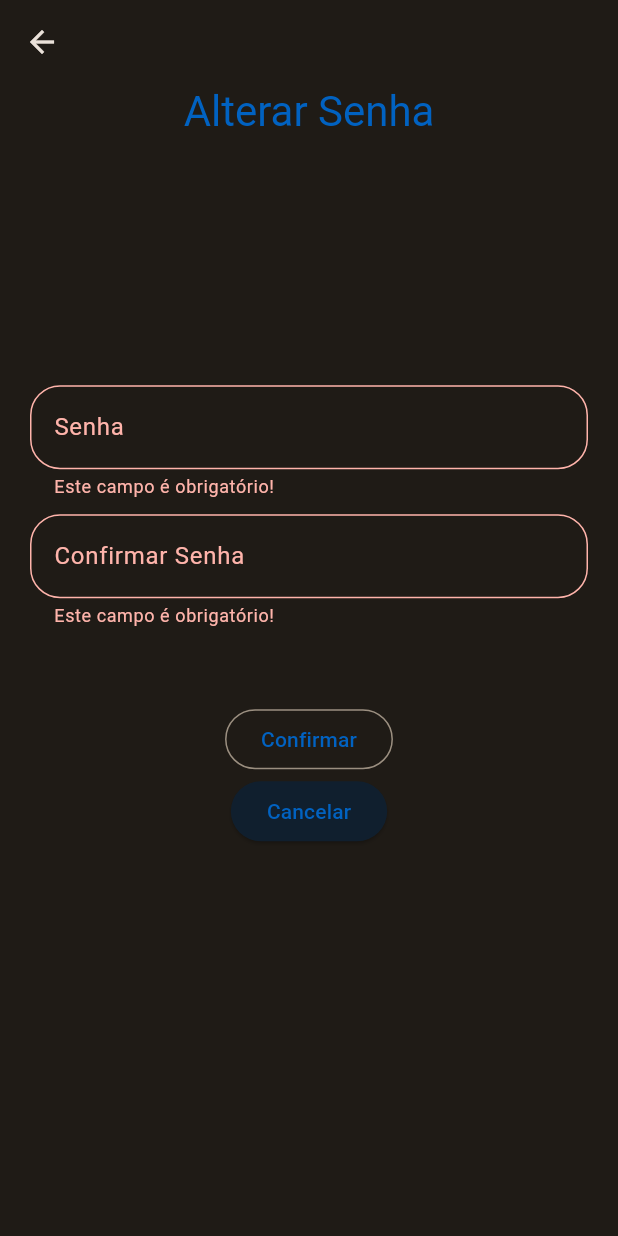
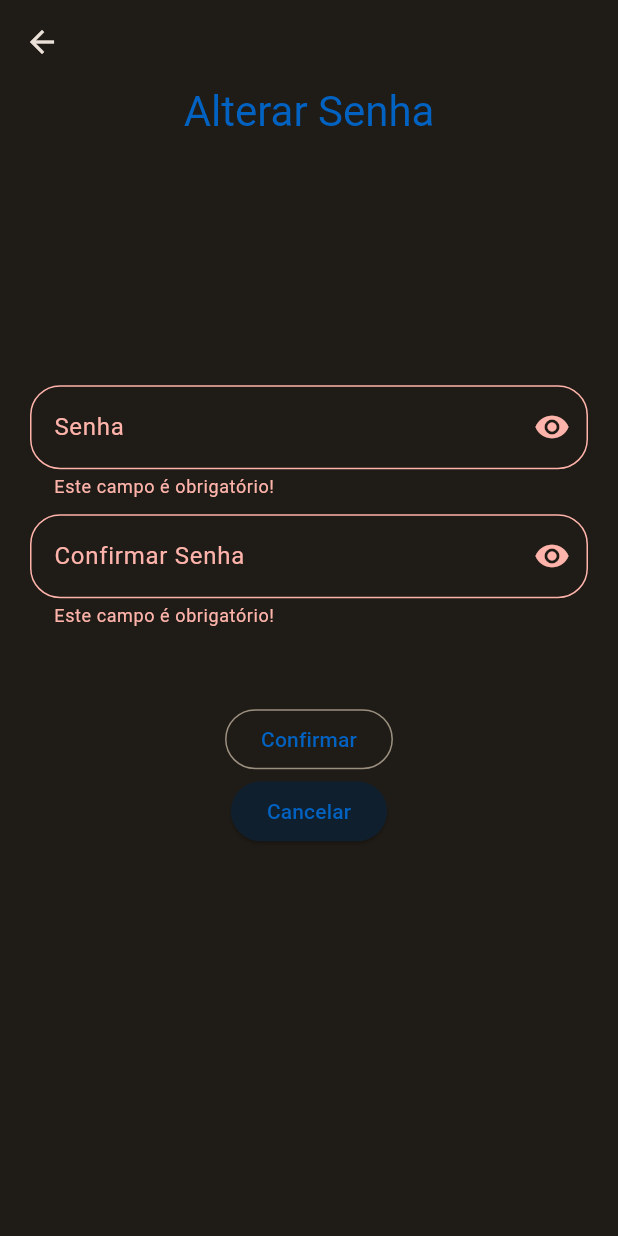
Before and after one commit to KallewMachado/control-data-front, a Flutter app: the ChangePasswordPage screen opened by its route, after a tap on "Confirmar", on a phone screen of 412 x 824 dp. Run offline on Flutter 3.47's test engine with Material 2 defaults, Android fonts, the phone set to English and light mode, and no system bars; our stand-ins replace brasil_fields, connectivity_plus, flutter_dotenv, flutter_mobx, flutter_modular, hive_flutter and 3 more; accounts and stored records are empty; generated files the repository leaves out were written again.

Commit message:
feat: fix controlers

```diff
--- a/lib/app/modules/users/views/change/change_password_page.dart
+++ b/lib/app/modules/users/views/change/change_password_page.dart
@@ -1,4 +1,5 @@
 import 'package:flutter/material.dart';
+import 'package:flutter_mobx/flutter_mobx.dart';
 import 'package:flutter_modular/flutter_modular.dart';
 import 'package:supabase_flutter/supabase_flutter.dart';
 
@@ -18,8 +19,8 @@ class _ChangePasswordPageState extends State<ChangePasswordPage> {
   final _userStore = Modular.get<UsersStore>();
   final _formKey = GlobalKey<FormState>();
 
-  final _password = TextEditingController();
-  final _confirmPassword = TextEditingController();
+  final _passwordController = TextEditingController();
+  final _confirmPasswordController = TextEditingController();
 
   final isRequiredField = 'Este campo é obrigatório!';
 
@@ -30,8 +31,11 @@ class _ChangePasswordPageState extends State<ChangePasswordPage> {
 
   @override
   void dispose() {
-    _password.dispose();
-    _confirmPassword.dispose();
+    _passwordController.dispose();
+    _confirmPasswordController.dispose();
+
+    _userStore.obscurePassword = true;
+    _userStore.obscureConfirmPassword = true;
     super.dispose();
   }
 
@@ -45,7 +49,8 @@ class _ChangePasswordPageState extends State<ChangePasswordPage> {
         child: Padding(
           padding: const EdgeInsets.fromLTRB(20, 0, 20, 0),
           child: SingleChildScrollView(
-            child: Form(
+            child: Observer(builder: (context) {
+              return Form(
                 key: _formKey,
                 child: Column(
                   children: [
@@ -56,8 +61,18 @@ class _ChangePasswordPageState extends State<ChangePasswordPage> {
                     ),
                     SizedBox(height: MediaQuery.of(context).size.height * 0.2),
                     CustomTextFormWidget(
-                    controller: _password,
+                      maxlines: 1,
+                      controller: _passwordController,
                       label: const Text('Senha'),
+                      obscureText: _userStore.obscurePassword,
+                      suffixIcon: IconButton(
+                        onPressed: () {
+                          _userStore.changeObscurePassword();
+                        },
+                        icon: _userStore.obscurePassword
+                            ? const Icon(Icons.remove_red_eye)
+                            : const Icon(Icons.remove),
+                      ),
                       validator: (password) {
                         if (password == null || password.isEmpty) {
                           return isRequiredField;
@@ -70,15 +85,26 @@ class _ChangePasswordPageState extends State<ChangePasswordPage> {
                     ),
                     SizedBox(height: spacing),
                     CustomTextFormWidget(
-                    controller: _confirmPassword,
+                      maxlines: 1,
+                      controller: _confirmPasswordController,
                       keyboardType: TextInputType.emailAddress,
                       label: const Text('Confirmar Senha'),
+                      obscureText: _userStore.obscureConfirmPassword,
+                      suffixIcon: IconButton(
+                        onPressed: () {
+                          _userStore.changeObscureConfirmPassword();
+                        },
+                        icon: _userStore.obscureConfirmPassword
+                            ? const Icon(Icons.remove_red_eye)
+                            : const Icon(Icons.remove),
+                      ),
                       validator: (email) {
                         if (email == null || email.isEmpty) {
                           return isRequiredField;
                         }
 
-                      if (_password.text != _confirmPassword.text) {
+                        if (_passwordController.text.trim() !=
+                            _confirmPasswordController.text.trim()) {
                           return 'Senha diferente!';
                         }
 
@@ -108,7 +134,7 @@ class _ChangePasswordPageState extends State<ChangePasswordPage> {
                               );
                             }
                             await _userStore
-                              .updatePassword(_password.text)
+                                .updatePassword(_passwordController.text.trim())
                                 .whenComplete(() => Modular.to.pop());
                             if (mounted) {
                               SnackBarWidget.successSnackBar(
@@ -135,7 +161,8 @@ class _ChangePasswordPageState extends State<ChangePasswordPage> {
                     const SizedBox(height: 40),
                   ],
                 ),
-            ),
+              );
+            }),
           ),
         ),
       ),
```
Lines whose indentation alone changed are shown as unchanged.
